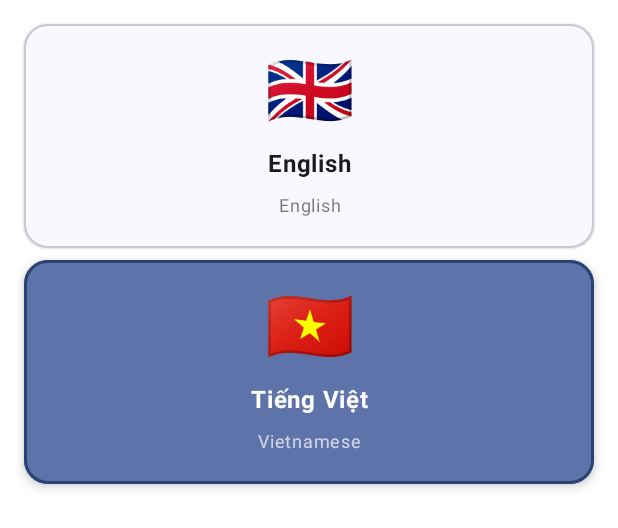
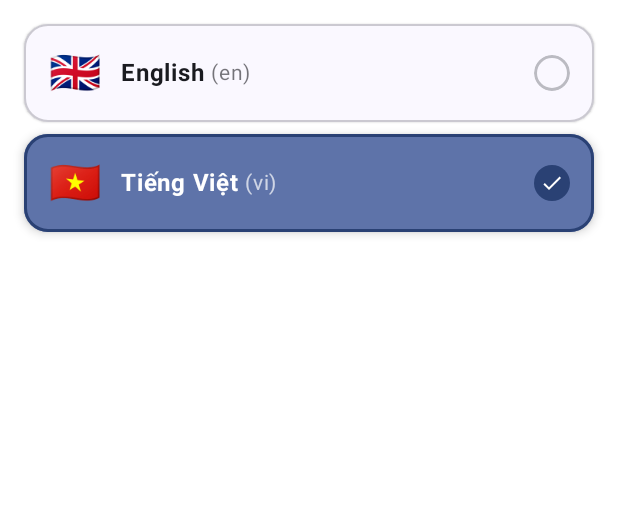
Before and after one commit to TruongAnim/admob_template, an Android app built with Jetpack Compose: the @Preview function LanguageItemPreview, on a phone screen of 412 x 824 dp. Shown: the top 528 px of the screen. Run offline under Robolectric (Android 15) with nearby library versions, the phone set to English and light mode, and no system bars.

Commit message:
change UI language item to horizontal, add check box

```diff
--- a/app/src/main/java/com/truonganim/admob/ui/language/LanguageItem.kt
+++ b/app/src/main/java/com/truonganim/admob/ui/language/LanguageItem.kt
@@ -1,21 +1,31 @@
 package com.truonganim.admob.ui.language
 
 import androidx.compose.foundation.BorderStroke
+import androidx.compose.foundation.background
+import androidx.compose.foundation.border
 import androidx.compose.foundation.clickable
 import androidx.compose.foundation.layout.Arrangement
+import androidx.compose.foundation.layout.Box
 import androidx.compose.foundation.layout.Column
+import androidx.compose.foundation.layout.Row
 import androidx.compose.foundation.layout.Spacer
 import androidx.compose.foundation.layout.fillMaxWidth
 import androidx.compose.foundation.layout.height
 import androidx.compose.foundation.layout.padding
+import androidx.compose.foundation.layout.size
+import androidx.compose.foundation.shape.CircleShape
 import androidx.compose.foundation.shape.RoundedCornerShape
+import androidx.compose.material.icons.Icons
+import androidx.compose.material.icons.filled.Check
 import androidx.compose.material3.Card
 import androidx.compose.material3.CardDefaults
+import androidx.compose.material3.Icon
 import androidx.compose.material3.MaterialTheme
 import androidx.compose.material3.Text
 import androidx.compose.runtime.Composable
 import androidx.compose.ui.Alignment
 import androidx.compose.ui.Modifier
+import androidx.compose.ui.draw.clip
 import androidx.compose.ui.text.font.FontWeight
 import androidx.compose.ui.text.style.TextAlign
 import androidx.compose.ui.tooling.preview.Preview
@@ -56,21 +66,20 @@ fun LanguageItem(
             defaultElevation = if (isSelected) 4.dp else 1.dp
         )
     ) {
-        Column(
+        Row(
             modifier = Modifier
                 .fillMaxWidth()
                 .padding(16.dp),
-            horizontalAlignment = Alignment.CenterHorizontally,
-            verticalArrangement = Arrangement.Center
+            verticalAlignment = Alignment.CenterVertically,
+            horizontalArrangement = Arrangement.Start
         ) {
             // Flag emoji
             Text(
                 text = language.flag,
-                fontSize = 48.sp,
-                textAlign = TextAlign.Center
+                fontSize = 28.sp,
+                textAlign = TextAlign.Center,
+                modifier = Modifier.padding(end = 12.dp)
             )
-
-            Spacer(modifier = Modifier.height(8.dp))
 
             // Native name
             Text(
@@ -82,15 +91,14 @@ fun LanguageItem(
                 } else {
                     MaterialTheme.colorScheme.onSurface
                 },
-                textAlign = TextAlign.Center
+                textAlign = TextAlign.Center,
+                modifier = Modifier.padding(end = 4.dp)
             )
-
-            Spacer(modifier = Modifier.height(4.dp))
 
             // English name
             Text(
-                text = language.name,
-                fontSize = 12.sp,
+                text = "(${language.code})",
+                fontSize = 14.sp,
                 color = if (isSelected) {
                     MaterialTheme.colorScheme.onPrimaryContainer.copy(alpha = 0.7f)
                 } else {
@@ -98,6 +106,38 @@ fun LanguageItem(
                 },
                 textAlign = TextAlign.Center
             )
+
+            // Circular selection indicator at the end
+            Spacer(Modifier.weight(1f))
+
+            val indicatorSize = 24.dp
+            if (isSelected) {
+                Box(
+                    modifier = Modifier
+                        .size(indicatorSize)
+                        .clip(CircleShape)
+                        .background(MaterialTheme.colorScheme.primary),
+                    contentAlignment = Alignment.Center
+                ) {
+                    Icon(
+                        imageVector = Icons.Default.Check,
+                        contentDescription = null,
+                        tint = MaterialTheme.colorScheme.onPrimary,
+                        modifier = Modifier.size(16.dp)
+                    )
+                }
+            } else {
+                Box(
+                    modifier = Modifier
+                        .size(indicatorSize)
+                        .clip(CircleShape)
+                        .border(
+                            2.dp,
+                            MaterialTheme.colorScheme.outline.copy(alpha = 0.4f),
+                            CircleShape
+                        )
+                )
+            }
         }
     }
 }
--- a/app/src/main/java/com/truonganim/admob/ui/language/LanguageScreen.kt
+++ b/app/src/main/java/com/truonganim/admob/ui/language/LanguageScreen.kt
@@ -1,6 +1,5 @@
 package com.truonganim.admob.ui.language
 
-import android.util.Log
 import androidx.compose.animation.AnimatedVisibility
 import androidx.compose.animation.fadeIn
 import androidx.compose.animation.fadeOut
@@ -11,12 +10,11 @@ import androidx.compose.foundation.layout.Box
 import androidx.compose.foundation.layout.Column
 import androidx.compose.foundation.layout.PaddingValues
 import androidx.compose.foundation.layout.Row
-import androidx.compose.foundation.layout.Spacer
 import androidx.compose.foundation.layout.fillMaxSize
 import androidx.compose.foundation.layout.fillMaxWidth
-import androidx.compose.foundation.layout.height
 import androidx.compose.foundation.layout.padding
 import androidx.compose.foundation.layout.size
+import androidx.compose.foundation.layout.statusBarsPadding
 import androidx.compose.foundation.lazy.LazyColumn
 import androidx.compose.foundation.lazy.items
 import androidx.compose.material3.Button
@@ -30,7 +28,6 @@ import androidx.compose.runtime.getValue
 import androidx.compose.ui.Alignment
 import androidx.compose.ui.Modifier
 import androidx.compose.ui.text.font.FontWeight
-import androidx.compose.ui.text.style.TextAlign
 import androidx.compose.ui.tooling.preview.Preview
 import androidx.compose.ui.unit.dp
 import androidx.compose.ui.unit.sp
@@ -55,6 +52,7 @@ fun LanguageScreen(
 
     Box(
         modifier = Modifier
+            .statusBarsPadding()
             .fillMaxSize()
             .background(MaterialTheme.colorScheme.background)
     ) {
@@ -70,7 +68,7 @@ fun LanguageScreen(
             ) {
                 // Title
                 Text(
-                    text = "Language",
+                    text = "Select Language",
                     fontSize = 24.sp,
                     fontWeight = FontWeight.Bold,
                     color = MaterialTheme.colorScheme.onBackground,
@@ -156,7 +154,10 @@ fun LanguageScreen(
     }
 }
 
-@Preview(showBackground = true)
+@Preview(
+    showBackground = true,
+    showSystemUi = true
+)
 @Composable
 fun LanguageScreenPreview() {
     AdMobBaseTheme {
```
